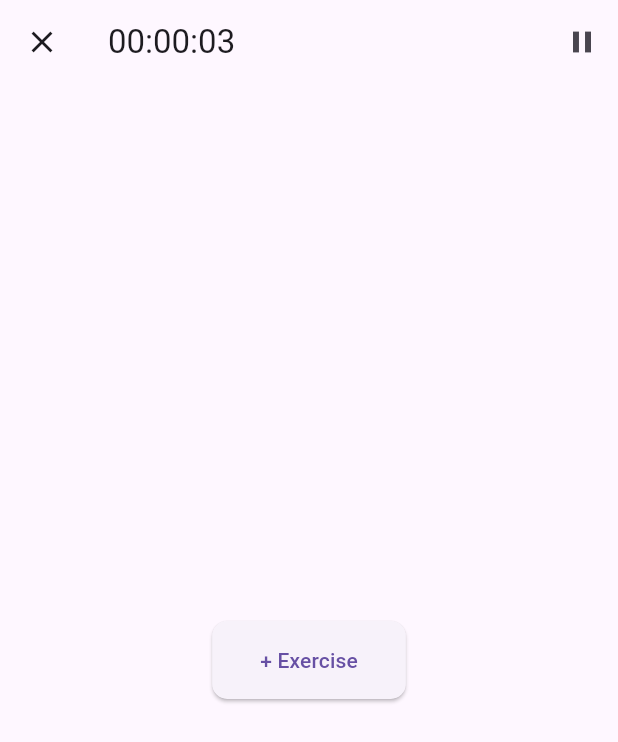
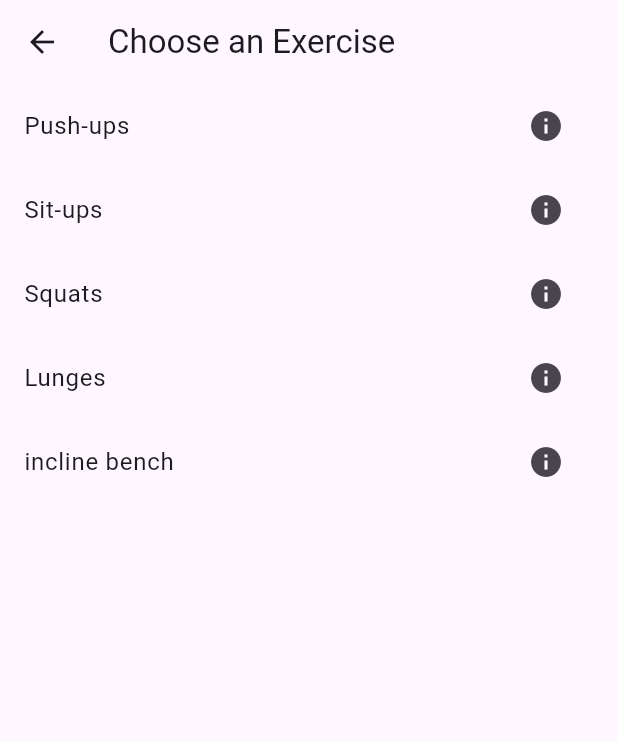
Before and after one commit to PowerPulseApp/PowerPulse, a Flutter app: the NewWorkoutScreen screen opened directly, after a tap on "+ Exercise", on a phone screen of 412 x 824 dp. Shown: the top 742 px of the screen. Run offline on Flutter 3.47's test engine with Material 3 defaults, Android fonts, the light colour scheme and no system bars; our stand-ins replace chewie, firebase_auth, firebase_core, google_fonts, video_player; accounts and stored records are empty.

Commit message:
19.3
video player

```diff
--- /dev/null
+++ b/bap/lib/screens/exercise/exercises_screen.dart
@@ -0,0 +1,99 @@
+import 'package:flutter/material.dart';
+import 'package:video_player/video_player.dart';
+import 'package:chewie/chewie.dart';
+
+class ExercisesScreen extends StatefulWidget {
+  const ExercisesScreen({Key? key}) : super(key: key);
+
+  @override
+  State<ExercisesScreen> createState() => _ExercisesScreenState();
+}
+
+class _ExercisesScreenState extends State<ExercisesScreen> {
+  final List<Map<String, String>> exercises = [
+    {'name': 'Push-ups', 'videoPath': 'assets/videos/pushups.mp4'},
+    {'name': 'Sit-ups', 'videoPath': 'assets/videos/situps.mp4'},
+    {'name': 'Squats', 'videoPath': 'assets/videos/squats.mp4'},
+    {'name': 'Lunges', 'videoPath': 'assets/videos/lunges.mp4'},
+    {'name': 'incline bench', 'videoPath': 'assets/videos/incline.mp4'},
+    // Add more exercises as needed
+  ];
+
+  late VideoPlayerController _videoPlayerController;
+  late ChewieController _chewieController;
+
+  @override
+  void initState() {
+    super.initState();
+    // Initialize video player controller
+    _videoPlayerController = VideoPlayerController.asset('');
+    // Initialize Chewie controller
+    _chewieController = ChewieController(
+      videoPlayerController: _videoPlayerController,
+      autoPlay: false,
+      looping: false,
+      // You can customize other Chewie properties here
+    );
+  }
+
+  @override
+  void dispose() {
+    // Dispose the video player controller and Chewie controller when the screen is disposed
+    _videoPlayerController.dispose();
+    _chewieController.dispose();
+    super.dispose();
+  }
+
+  @override
+  Widget build(BuildContext context) {
+    return Scaffold(
+      appBar: AppBar(
+        title: Text('Choose an Exercise'),
+      ),
+      body: ListView.builder(
+        itemCount: exercises.length,
+        itemBuilder: (BuildContext context, int index) {
+          return ListTile(
+            title: Text(exercises[index]['name']!),
+            trailing: IconButton(
+              icon: Icon(Icons.info),
+              onPressed: () {
+                // Show video player dialog
+                _showVideoPlayerDialog(context, exercises[index]['videoPath']!);
+              },
+            ),
+          );
+        },
+      ),
+    );
+  }
+
+  void _showVideoPlayerDialog(BuildContext context, String videoPath) {
+    // Initialize video player controller with the selected video path
+    _videoPlayerController = VideoPlayerController.asset(videoPath);
+    _chewieController = ChewieController(
+      videoPlayerController: _videoPlayerController,
+      autoPlay: true,
+      looping: false,
+    );
+
+    showDialog(
+      context: context,
+      builder: (BuildContext context) {
+        return AlertDialog(
+          content: Chewie(
+            controller: _chewieController,
+          ),
+          actions: <Widget>[
+            TextButton(
+              onPressed: () {
+                Navigator.of(context).pop();
+              },
+              child: Text('Close'),
+            ),
+          ],
+        );
+      },
+    );
+  }
+}
--- a/bap/lib/screens/exercise/new_workout_screen.dart
+++ b/bap/lib/screens/exercise/new_workout_screen.dart
@@ -1,3 +1,4 @@
+import 'package:bap/screens/exercise/exercises_screen.dart';
 import 'package:flutter/material.dart';
 import 'dart:async';
 
@@ -104,8 +105,8 @@ class _NewWorkoutScreenState extends State<NewWorkoutScreen> {
         body: Center(
           child: ElevatedButton(
             onPressed: () {
-              // Add your logic here
-              print('Add Exercise button pressed');
+              Navigator.push(context,
+                MaterialPageRoute(builder: (context) => ExercisesScreen()));
             },
             style: ElevatedButton.styleFrom(
               padding: EdgeInsets.symmetric(vertical: 16.0, horizontal: 32.0),
--- a/bap/pubspec.yaml
+++ b/bap/pubspec.yaml
@@ -15,7 +15,8 @@ dependencies:
 
   google_fonts: ^6.1.0
 
-
+  chewie: ^1.7.5
+  video_player: ^2.8.3
 
   cupertino_icons: ^1.0.2
   curved_navigation_bar: ^1.0.3
```
Also changed, not shown: bap/lib/screens/login_screen/Login_screen.dart (+7 -12 lines), bap/pubspec.lock, 3 other files.
